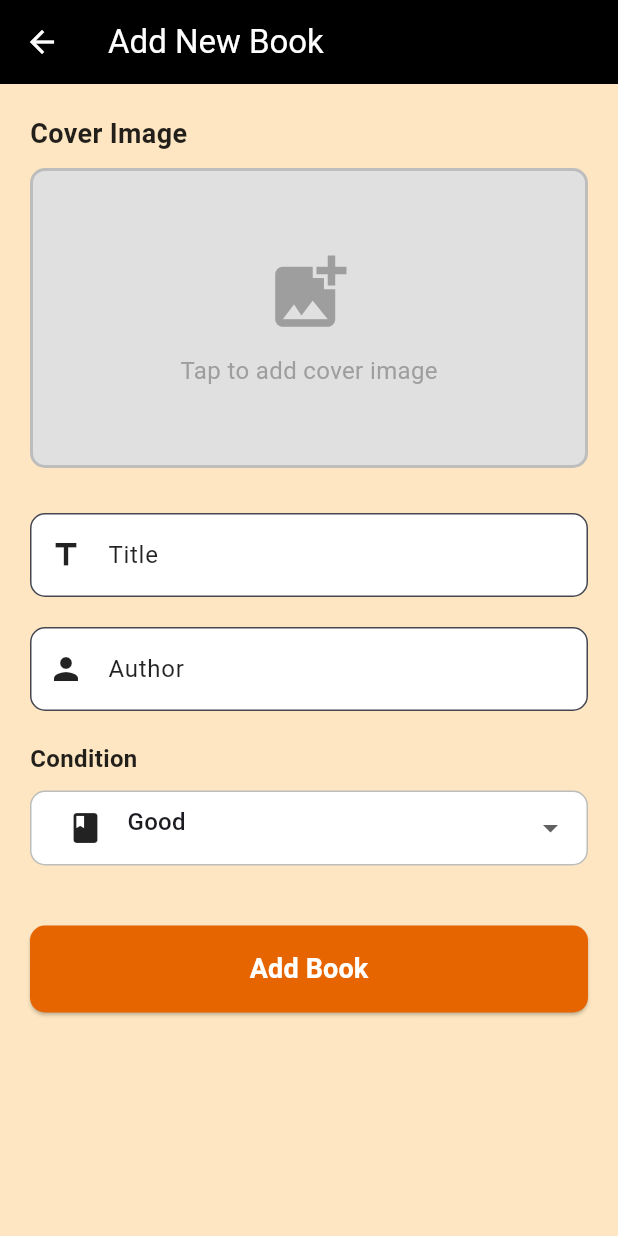
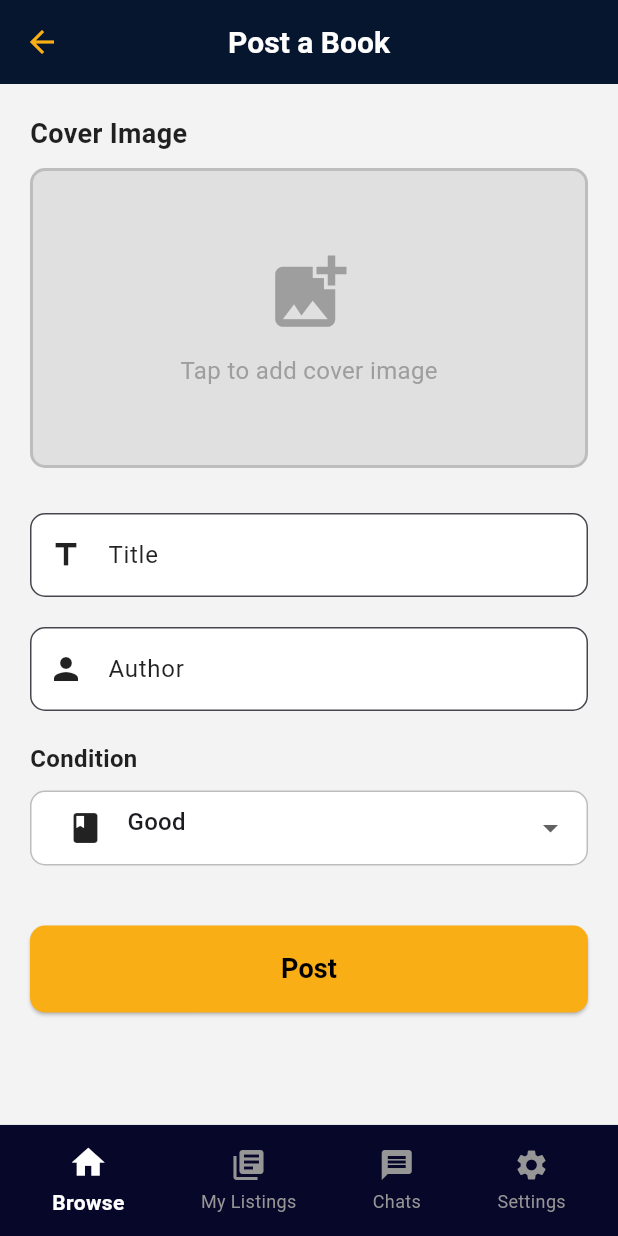
Before and after one commit to Bonaparte003/BookSwap, a Flutter app: the screen it shows once a user with an empty profile is signed in, after a tap on the "add" icon, on a phone screen of 412 x 824 dp. Run offline on Flutter 3.47's test engine with Material 3 defaults, Android fonts, the phone set to English and light mode, and no system bars; our stand-ins replace cloud_firestore, firebase_auth, firebase_core, firebase_storage, flutter_riverpod, image_picker and 1 more; accounts and stored records are empty; network calls fail.

Commit message:
updated the the UI for the post book - and also update the book listing to look more closely to the provided UI - and prevented listing an already swapped book in the listing

```diff
--- a/lib/Layouts/top-navigation.dart
+++ b/lib/Layouts/top-navigation.dart
@@ -39,7 +39,7 @@ AppBar topNavigation(BuildContext context, User? user) {
           );
         }
       },
-      icon: Icon(Icons.arrow_back, color: Colors.white),
+      icon: Icon(Icons.arrow_back, color: const Color.fromARGB(255, 250, 174, 22)),
     ),
     actions: [
       Container(
--- a/lib/Screens/add_book.dart
+++ b/lib/Screens/add_book.dart
@@ -4,6 +4,8 @@ import 'package:image_picker/image_picker.dart';
 import 'dart:io';
 import 'package:bookswap/Models/book.dart';
 import 'package:bookswap/Services/book_providers.dart';
+import 'package:bookswap/Layouts/bottom-navigation.dart';
+import 'package:bookswap/Screens/home.dart';
 
 class AddBook extends ConsumerStatefulWidget {
   final Book? book; // If provided, we're in edit mode
@@ -253,16 +255,20 @@ class _AddBookState extends ConsumerState<AddBook> {
 
   @override
   Widget build(BuildContext context) {
+    // Get current selected tab index, default to 0 (Browse)
+    final selectedIndex = ref.watch(selectedTabIndexProvider);
+
     return Scaffold(
-      backgroundColor: const Color.fromARGB(255, 253, 230, 193),
+      backgroundColor: const Color.fromARGB(255, 243, 243, 243),
       appBar: AppBar(
-        backgroundColor: const Color.fromARGB(255, 0, 0, 0),
+        backgroundColor: const Color.fromARGB(255, 5, 22, 46),
         title: Text(
-          _isEditMode ? 'Edit Book' : 'Add New Book',
-          style: const TextStyle(color: Colors.white),
+          _isEditMode ? 'Edit Book' : 'Post a Book',
+          style: const TextStyle(color: Colors.white, fontSize: 20, fontWeight: FontWeight.bold),
         ),
+        centerTitle: true,
         leading: IconButton(
-          icon: const Icon(Icons.arrow_back, color: Colors.white),
+          icon: const Icon(Icons.arrow_back, color: const Color.fromARGB(255, 250, 174, 22)),
           onPressed: () => Navigator.pop(context),
         ),
       ),
@@ -454,17 +460,17 @@ class _AddBookState extends ConsumerState<AddBook> {
                       onPressed: _isLoading ? null : _submitForm,
                       style: ElevatedButton.styleFrom(
                         padding: const EdgeInsets.symmetric(vertical: 16),
-                        backgroundColor: const Color.fromARGB(255, 231, 101, 1),
+                        backgroundColor: const Color.fromARGB(255, 250, 174, 22),
                         shape: RoundedRectangleBorder(
                           borderRadius: BorderRadius.circular(10),
                         ),
                       ),
                       child: Text(
-                        _isEditMode ? 'Update Book' : 'Add Book',
+                        _isEditMode ? 'Update Book' : 'Post',
                         style: const TextStyle(
                           fontSize: 18,
                           fontWeight: FontWeight.bold,
-                          color: Colors.white,
+                          color: Color.fromARGB(255, 0, 0, 0),
                         ),
                       ),
                     ),
@@ -472,6 +478,10 @@ class _AddBookState extends ConsumerState<AddBook> {
                 ),
               ),
             ),
+      bottomNavigationBar: BottomNavigation(
+        context,
+        selectedIndex: selectedIndex,
+      ),
     );
   }
 }
--- a/lib/Screens/home.dart
+++ b/lib/Screens/home.dart
@@ -29,13 +29,15 @@ class Home extends ConsumerWidget {
       const SettingsScreen(),
     ];
 
-    // Conditional appBar based on selected tab
-    PreferredSizeWidget? appBar;
+    // If MyListings tab is selected, wrap everything in DefaultTabController
     if (selectedIndex == 1) {
-      // MyListingsScreen has its own appBar with tabs
-      appBar = AppBar(
+      return DefaultTabController(
+        length: 2,
+        child: Scaffold(
+          backgroundColor: const Color.fromARGB(255, 252, 252, 252),
+          appBar: AppBar(
             title: const Text('My Listings'),
-        backgroundColor: const Color.fromARGB(255, 53, 77, 197),
+            backgroundColor: const Color.fromARGB(255, 5, 22, 46),
             foregroundColor: Colors.white,
             titleTextStyle: const TextStyle(color: Colors.white),
             bottom: const TabBar(
@@ -47,23 +49,32 @@ class Home extends ConsumerWidget {
                 Tab(text: 'My Offers'),
               ],
             ),
-      );
-    } else {
-      appBar = topNavigation(context, user);
-    }
-
-    return Scaffold(
-      backgroundColor: const Color.fromARGB(255, 252, 252, 252),
-      appBar: appBar,
-      body: selectedIndex == 1
-          ? DefaultTabController(
-              length: 2,
-              child: IndexedStack(
+          ),
+          body: IndexedStack(
             index: selectedIndex,
             children: screens,
           ),
-            )
-          : IndexedStack(
+          bottomNavigationBar: BottomNavigation(context, selectedIndex: selectedIndex),
+          floatingActionButton: FloatingActionButton(
+            onPressed: () {
+              Navigator.pushNamed(context, AppRoutes.addBook);
+            },
+            backgroundColor: const Color.fromARGB(255, 255, 255, 255),
+            child: const Icon(
+              Icons.add,
+              color: Color.fromARGB(255, 220, 187, 133),
+              size: 30,
+            ),
+          ),
+        ),
+      );
+    }
+
+    // For other tabs, use the regular topNavigation
+    return Scaffold(
+      backgroundColor: const Color.fromARGB(255, 252, 252, 252),
+      appBar: topNavigation(context, user),
+      body: IndexedStack(
         index: selectedIndex,
         children: screens,
       ),
@@ -77,18 +88,6 @@ class Home extends ConsumerWidget {
               child: const Icon(
                 Icons.add,
                 color: Color.fromARGB(255, 255, 255, 255),
-                size: 30,
-              ),
-            )
-          : selectedIndex == 1
-              ? FloatingActionButton(
-                  onPressed: () {
-                    Navigator.pushNamed(context, AppRoutes.addBook);
-                  },
-                  backgroundColor: const Color.fromARGB(255, 255, 255, 255),
-                  child: const Icon(
-                    Icons.add,
-                    color: Color.fromARGB(255, 220, 187, 133),
                 size: 30,
               ),
             )
```
Also changed, not shown: lib/Layouts/browse-layout.dart (+102 -189 lines). Lines whose indentation alone changed are shown as unchanged.
